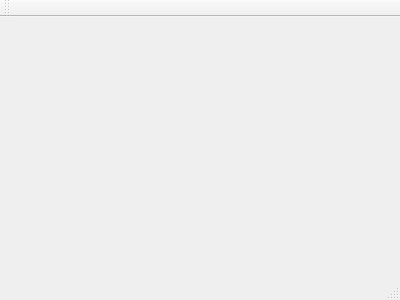
This is gameoflifemain.ui in ingver-valhalla/game-of-life as Qt 5 draws it before an edit. The edited form follows.
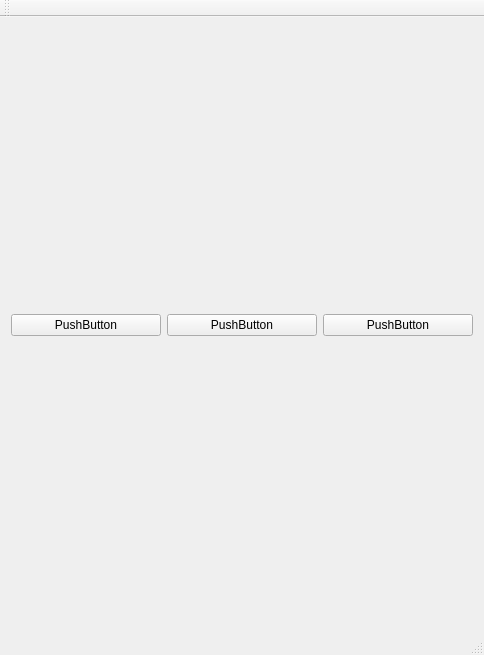
This is the edited form.

```diff
--- a/gameoflifemain.ui
+++ b/gameoflifemain.ui
@@ -1,24 +1,77 @@
 <ui version="4.0">
  <class>GameOfLifeMain</class>
- <widget class="QMainWindow" name="GameOfLifeMain" >
-  <property name="geometry" >
+ <widget class="QMainWindow" name="GameOfLifeMain">
+  <property name="geometry">
    <rect>
     <x>0</x>
     <y>0</y>
-    <width>400</width>
-    <height>300</height>
+    <width>484</width>
+    <height>655</height>
    </rect>
   </property>
   <property name="windowTitle" >
    <string>GameOfLifeMain</string>
   </property>
-  <widget class="QMenuBar" name="menuBar" />
-  <widget class="QToolBar" name="mainToolBar" />
-  <widget class="QWidget" name="centralWidget" />
-  <widget class="QStatusBar" name="statusBar" />
+  <widget class="QWidget" name="centralWidget">
+   <layout class="QVBoxLayout" name="verticalLayout">
+    <item>
+     <layout class="QVBoxLayout" name="mapLayout"/>
+    </item>
+    <item>
+     <layout class="QVBoxLayout" name="verticalLayout_2">
+      <item>
+       <layout class="QHBoxLayout" name="horizontalLayout">
+        <item>
+         <widget class="QPushButton" name="pushButton_5">
+          <property name="text">
+           <string>PushButton</string>
+          </property>
+         </widget>
+        </item>
+        <item>
+         <widget class="QPushButton" name="pushButton_6">
+          <property name="text">
+           <string>PushButton</string>
+          </property>
+         </widget>
+        </item>
+        <item>
+         <widget class="QPushButton" name="pushButton_4">
+          <property name="text">
+           <string>PushButton</string>
+          </property>
+         </widget>
+        </item>
+       </layout>
+      </item>
+      <item>
+       <layout class="QHBoxLayout" name="horizontalLayout_2"/>
+      </item>
+     </layout>
+    </item>
+   </layout>
+  </widget>
+  <widget class="QMenuBar" name="menuBar">
+   <property name="geometry">
+    <rect>
+     <x>0</x>
+     <y>0</y>
+     <width>484</width>
+     <height>22</height>
+    </rect>
+   </property>
+  </widget>
+  <widget class="QToolBar" name="mainToolBar">
+   <attribute name="toolBarArea">
+    <enum>TopToolBarArea</enum>
+   </attribute>
+   <attribute name="toolBarBreak">
+    <bool>false</bool>
+   </attribute>
+  </widget>
+  <widget class="QStatusBar" name="statusBar"/>
  </widget>
- <layoutDefault spacing="6" margin="11" />
- <pixmapfunction></pixmapfunction>
+ <layoutdefault spacing="6" margin="11"/>
  <resources/>
  <connections/>
 </ui>
```
Left out of the diff: 3 changed lines with no effect on the pictures.
